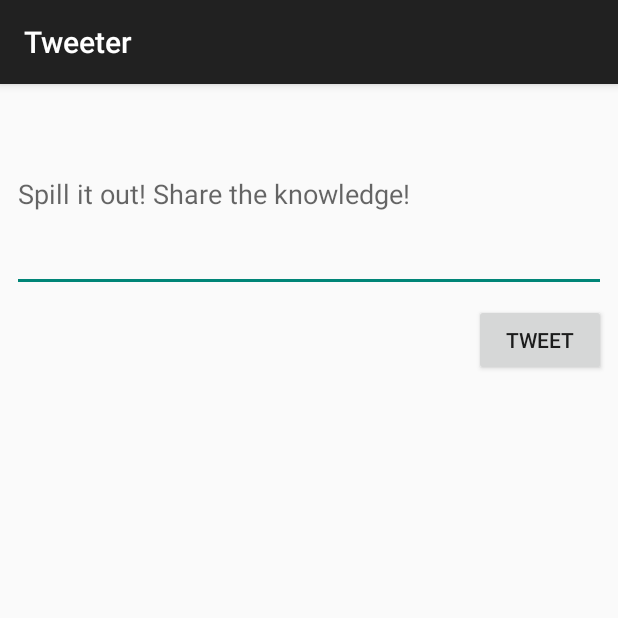
After one commit to lefty1254/TweeterAndroid, an Android app: the ComposeActivity screen opened directly, with no data from a screen before it, on a phone screen of 412 x 824 dp, the top half of it. The commit adds this screen. Run offline under Robolectric (Android 15) with nearby library versions, the phone set to English and light mode, and no system bars; our stand-ins replace Room's generated code; libraries missing offline, so code that uses them is left out: com.facebook.stetho, com.loopj.android, cz.msebera.android, org.parceler; 1 statement that could not run was skipped.

Commit message:
user can post tweets

```diff
--- a/app/build.gradle
+++ b/app/build.gradle
@@ -48,4 +48,7 @@ dependencies {
 
     implementation 'com.android.support:support-v4:27.1.1'
 
+    implementation 'org.parceler:parceler:1.1.11'
+    annotationProcessor 'org.parceler:parceler:1.1.11'
+
 }
--- a/app/src/main/AndroidManifest.xml
+++ b/app/src/main/AndroidManifest.xml
@@ -13,7 +13,8 @@
         android:icon="@drawable/ic_launcher"
         android:label="@string/app_name"
         android:theme="@style/AppTheme">
-        <activity android:name=".TimelineActivity"></activity>
+        <activity android:name=".ComposeActivity"></activity>
+        <activity android:name=".TimelineActivity" />
         <activity
             android:name=".LoginActivity"
             android:label="@string/app_name"
--- /dev/null
+++ b/app/src/main/java/com/codepath/apps/restclienttemplate/ComposeActivity.java
@@ -0,0 +1,110 @@
+package com.codepath.apps.restclienttemplate;
+
+import android.content.Intent;
+import android.support.v7.app.AppCompatActivity;
+import android.os.Bundle;
+import android.text.Editable;
+import android.text.TextWatcher;
+import android.util.Log;
+import android.view.View;
+import android.widget.Button;
+import android.widget.EditText;
+import android.widget.TextView;
+import android.widget.Toast;
+
+import com.codepath.apps.restclienttemplate.models.Tweet;
+import com.loopj.android.http.JsonHttpResponseHandler;
+
+import org.json.JSONException;
+import org.json.JSONObject;
+import org.parceler.Parcels;
+
+import cz.msebera.android.httpclient.Header;
+
+public class ComposeActivity extends AppCompatActivity {
+
+    public static final int MAX_TWEET_LENGTH = 140;
+
+    private EditText etCompose;
+    private Button btnTweet;
+    private TwitterClient client;
+    private TextView etCounter;
+
+
+    @Override
+    protected void onCreate(Bundle savedInstanceState) {
+        super.onCreate(savedInstanceState);
+        setContentView(R.layout.activity_compose);
+
+        client = TwitterApp.getRestClient(this);
+        etCompose = findViewById(R.id.etCompose);
+        btnTweet = findViewById(R.id.btnTweet);
+        etCounter = findViewById(R.id.tvCounter);
+
+        etCompose.addTextChangedListener(new TextWatcher() {
+            @Override
+            public void beforeTextChanged(CharSequence s, int start, int count, int after) {
+
+            }
+
+            @Override
+            public void onTextChanged(CharSequence s, int start, int before, int count) {
+                // String s = Integer.toString(count)+ "/" + Integer.toString(MAX_TWEET_LENGTH);
+                String text = etCompose.getText().toString();
+                int length = text.length();
+                String counter = Integer.toString(length) + "/" + Integer.toString(MAX_TWEET_LENGTH);
+
+                etCounter.setText(counter);
+                if(length > MAX_TWEET_LENGTH) {
+                    etCounter.setTextColor(getResources().getColor(R.color.colorRed));
+                }
+                else {
+                    etCounter.setTextColor(getResources().getColor(R.color.colorBlack));
+                }
+
+            }
+
+            @Override
+            public void afterTextChanged(Editable s) {
+
+            }
+        });
+
+        btnTweet.setOnClickListener(new View.OnClickListener() {
+            @Override
+            public void onClick(View v) {
+                String tweetContent = etCompose.getText().toString();
+
+                if(tweetContent.isEmpty()) {
+                    Toast.makeText(ComposeActivity.this, "Your tweet is too short!", Toast.LENGTH_LONG).show();
+                    return;
+                }
+                if(tweetContent.length() > MAX_TWEET_LENGTH) {
+                    Toast.makeText(ComposeActivity.this, "Your tweet is too long!", Toast.LENGTH_LONG).show();
+                    return;
+                }
+                //Toast.makeText(ComposeActivity.this, tweetContent,Toast.LENGTH_LONG).show();
+                client.composeTweet(tweetContent, new JsonHttpResponseHandler() {
+                    @Override
+                    public void onSuccess(int statusCode, Header[] headers, JSONObject response) {
+                        Log.d("TwitterClient", "Successfully posted tweet! " + response.toString());
+                        try {
+                            Tweet tweet = Tweet.fromJson(response);
+                            Intent data = new Intent();
+                            data.putExtra("tweet", Parcels.wrap(tweet));
+                            setResult(RESULT_OK, data);
+                            finish();
+                        } catch (JSONException e) {
+                            e.printStackTrace();
+                        }
+                    }
+
+                    @Override
+                    public void onFailure(int statusCode, Header[] headers, String responseString, Throwable throwable) {
+                        Log.e("TwitterClient","Failed to post tweet: " + responseString );
+                    }
+                });
+            }
+        });
+    }
+}
--- a/app/src/main/java/com/codepath/apps/restclienttemplate/models/Tweet.java
+++ b/app/src/main/java/com/codepath/apps/restclienttemplate/models/Tweet.java
@@ -4,17 +4,21 @@ import android.text.format.DateUtils;
 
 import org.json.JSONException;
 import org.json.JSONObject;
+import org.parceler.Parcel;
 
 import java.text.ParseException;
 import java.text.SimpleDateFormat;
 import java.util.Locale;
 
+@Parcel
 public class Tweet {
 
     public String body;
     public long uid;
     public String createdAt;
     public User user;
+
+    public Tweet(){}
 
     public static Tweet fromJson(JSONObject jsonObject) throws JSONException {
         Tweet tweet = new Tweet();
--- a/app/src/main/java/com/codepath/apps/restclienttemplate/models/User.java
+++ b/app/src/main/java/com/codepath/apps/restclienttemplate/models/User.java
@@ -2,13 +2,17 @@ package com.codepath.apps.restclienttemplate.models;
 
 import org.json.JSONException;
 import org.json.JSONObject;
+import org.parceler.Parcel;
 
+@Parcel
 public class User {
 
     public  String name;
     public  long uid;
     public  String screenName;
     public  String profileImageUrl;
+
+    public User(){}
 
 
     public static User fromJson(JSONObject jsonObject) throws JSONException {
--- /dev/null
+++ b/app/src/main/res/layout/activity_compose.xml
@@ -0,0 +1,45 @@
+<?xml version="1.0" encoding="utf-8"?>
+<android.support.constraint.ConstraintLayout xmlns:android="http://schemas.android.com/apk/res/android"
+    xmlns:app="http://schemas.android.com/apk/res-auto"
+    xmlns:tools="http://schemas.android.com/tools"
+    android:layout_width="match_parent"
+    android:layout_height="match_parent"
+    tools:context=".ComposeActivity">
+
+    <EditText
+        android:id="@+id/etCompose"
+        android:layout_width="0dp"
+        android:layout_height="wrap_content"
+        android:layout_marginStart="8dp"
+        android:layout_marginTop="8dp"
+        android:layout_marginEnd="8dp"
+        android:ems="10"
+        android:hint="@string/compose_hint"
+        android:inputType="textMultiLine"
+        android:minLines="5"
+        app:layout_constraintEnd_toEndOf="parent"
+        app:layout_constraintStart_toStartOf="parent"
+        app:layout_constraintTop_toTopOf="parent"
+        />
+
+
+    <Button
+        android:id="@+id/btnTweet"
+        android:layout_width="wrap_content"
+        android:layout_height="wrap_content"
+        android:layout_marginTop="8dp"
+        android:layout_marginEnd="8dp"
+        android:text="@string/tweet_compose"
+        app:layout_constraintEnd_toEndOf="parent"
+        app:layout_constraintTop_toBottomOf="@+id/etCompose" />
+
+    <TextView
+        android:id="@+id/tvCounter"
+        android:layout_width="wrap_content"
+        android:layout_height="wrap_content"
+        android:layout_marginStart="8dp"
+        android:layout_marginTop="8dp"
+        app:layout_constraintStart_toStartOf="parent"
+        app:layout_constraintTop_toBottomOf="@+id/etCompose" />
+
+</android.support.constraint.ConstraintLayout>
--- /dev/null
+++ b/app/src/main/res/values/colors.xml
@@ -0,0 +1,8 @@
+<?xml version="1.0" encoding="utf-8"?>
+<resources>
+    <color name="colorPrimary">#F44336</color>
+    <color name="colorPrimaryDark">#D32F2F</color>
+    <color name="colorAccent">#536DFE</color>
+    <color name="colorRed">#ff0000</color>
+    <color name="colorBlack">#000000</color>
+</resources>
--- a/app/src/main/res/values/strings.xml
+++ b/app/src/main/res/values/strings.xml
@@ -5,5 +5,7 @@
     <string name="login_label">Log in</string>
     <string name="intent_scheme">oauth</string>
     <string name="intent_host">cprest</string>
+    <string name="compose_hint">Spill it out! Share the knowledge!</string>
+    <string name="tweet_compose">Tweet</string>
 
 </resources>
```
Also changed, not shown: app/src/main/java/com/codepath/apps/restclienttemplate/TimelineActivity.java (+38 -0 lines), app/src/main/java/com/codepath/apps/restclienttemplate/TwitterClient.java (+10 -0 lines), app/src/main/res/menu/menu_main.xml (added, +10 -0 lines), app/src/main/res/values/styles.xml (+10 -0 lines).
